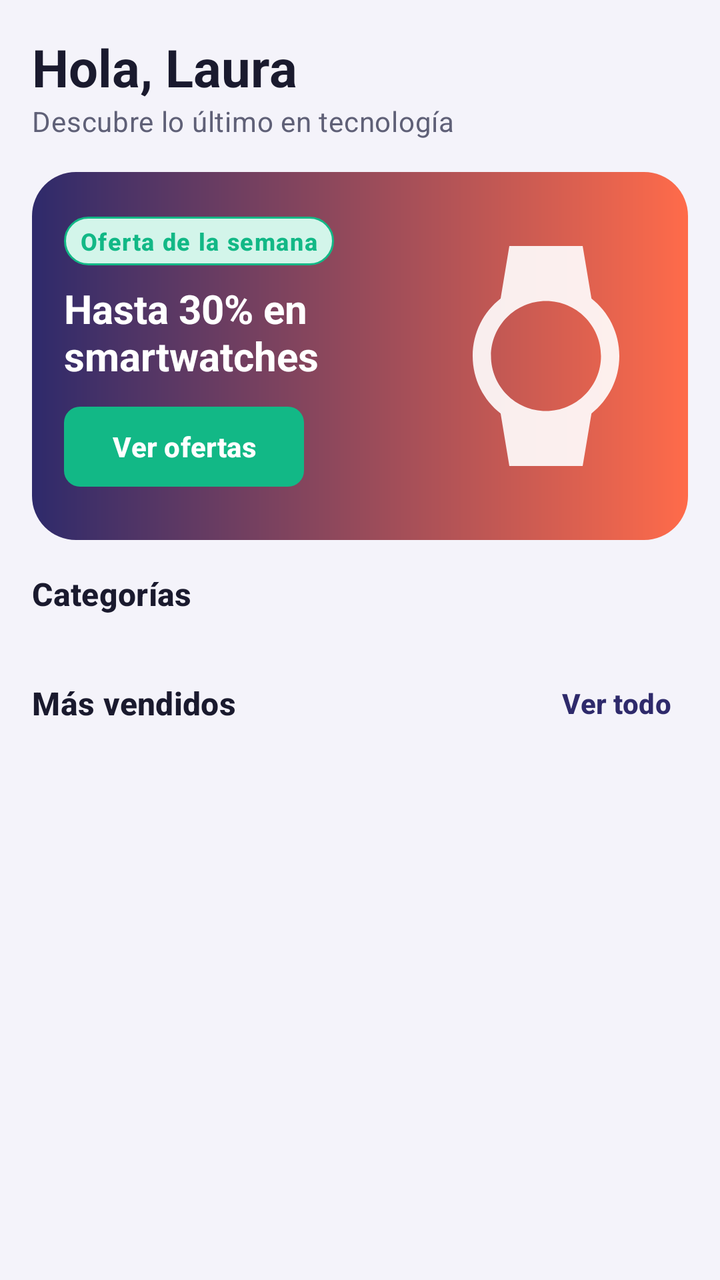
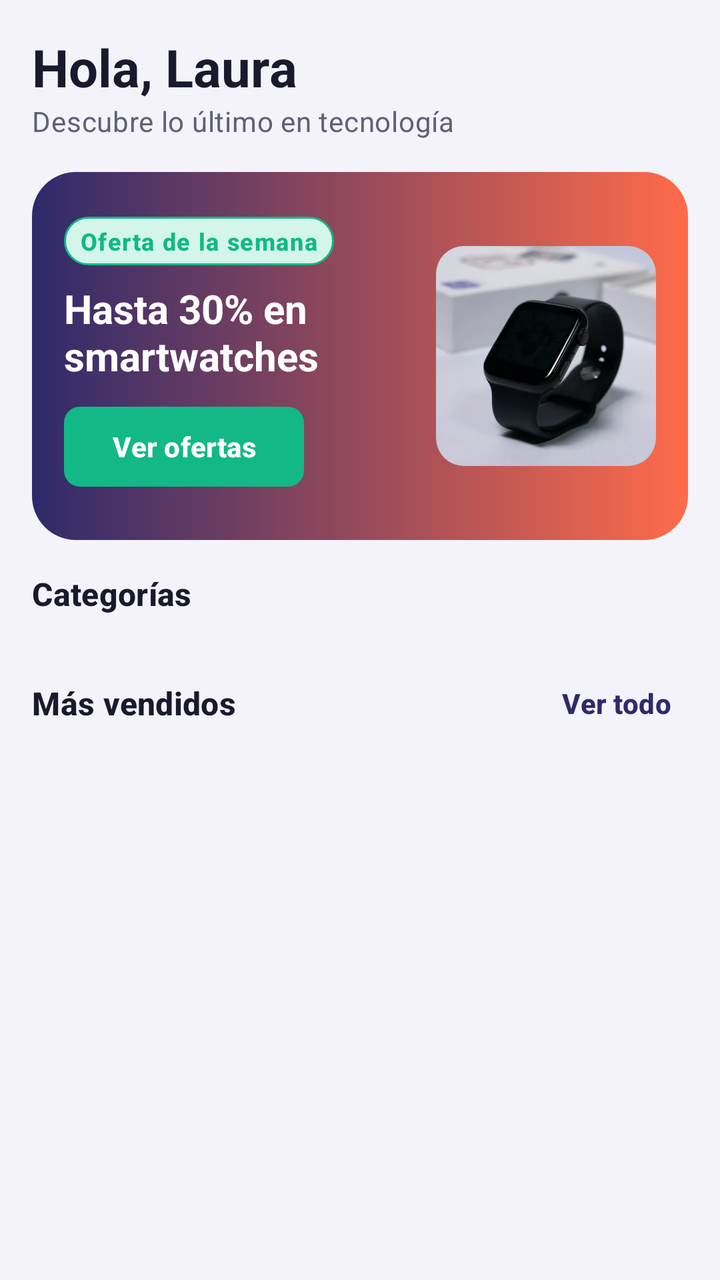

Two renders of the same Android screen: before a commit and after it. Below are the layout's source before the change and the commit's diff.
<!-- AndroidManifest.xml: application theme Theme.TechNova -->
<!-- res/layout/fragment_buyer_home.xml -->
<?xml version="1.0" encoding="utf-8"?>
<androidx.core.widget.NestedScrollView xmlns:android="http://schemas.android.com/apk/res/android"
    xmlns:app="http://schemas.android.com/apk/res-auto"
    android:layout_width="match_parent"
    android:layout_height="match_parent">

    <LinearLayout
        android:layout_width="match_parent"
        android:layout_height="wrap_content"
        android:orientation="vertical"
        android:paddingTop="@dimen/space_l"
        android:paddingBottom="@dimen/space_xl">

        <TextView
            style="@style/Text.TechNova.Headline"
            android:layout_width="wrap_content"
            android:layout_height="wrap_content"
            android:layout_marginStart="@dimen/space_l"
            android:text="@string/home_greeting" />

        <TextView
            style="@style/Text.TechNova.Body"
            android:layout_width="wrap_content"
            android:layout_height="wrap_content"
            android:layout_marginStart="@dimen/space_l"
            android:text="@string/home_subtitle" />

        
        <FrameLayout
            android:layout_width="match_parent"
            android:layout_height="@dimen/promo_height"
            android:layout_marginStart="@dimen/space_l"
            android:layout_marginTop="@dimen/space_l"
            android:layout_marginEnd="@dimen/space_l"
            android:background="@drawable/bg_promo">

            <ImageView
                android:layout_width="@dimen/product_image_grid"
                android:layout_height="@dimen/product_image_grid"
                android:layout_gravity="end|center_vertical"
                android:layout_marginEnd="@dimen/space_l"
                android:alpha="0.9"
                android:importantForAccessibility="no"
                android:src="@drawable/ic_watch"
                app:tint="@color/tn_white" />

            <LinearLayout
                android:layout_width="wrap_content"
                android:layout_height="match_parent"
                android:gravity="center_vertical"
                android:orientation="vertical"
                android:padding="@dimen/space_l">

                <TextView
                    style="@style/Text.TechNova.Badge"
                    android:layout_width="wrap_content"
                    android:layout_height="wrap_content"
                    android:background="@drawable/bg_badge_ok"
                    android:text="@string/promo_tag"
                    android:textColor="@color/tn_status_ok" />

                <TextView
                    android:layout_width="wrap_content"
                    android:layout_height="wrap_content"
                    android:layout_marginTop="@dimen/space_s"
                    android:maxWidth="@dimen/product_image_detail"
                    android:text="@string/promo_title"
                    android:textColor="@color/tn_white"
                    android:textSize="@dimen/text_title"
                    android:textStyle="bold" />

                <com.google.android.material.button.MaterialButton
                    android:id="@+id/btnPromo"
                    style="@style/Widget.TechNova.Button.Small"
                    android:layout_width="wrap_content"
                    android:layout_height="wrap_content"
                    android:layout_marginTop="@dimen/space_s"
                    android:text="@string/promo_button"
                    app:backgroundTint="@color/tn_mint" />
            </LinearLayout>
        </FrameLayout>

        <TextView
            style="@style/Text.TechNova.Subtitle"
            android:layout_width="wrap_content"
            android:layout_height="wrap_content"
            android:layout_marginStart="@dimen/space_l"
            android:layout_marginTop="@dimen/space_l"
            android:text="@string/section_categories" />

        <androidx.recyclerview.widget.RecyclerView
            android:id="@+id/rvCategories"
            android:layout_width="match_parent"
            android:layout_height="wrap_content"
            android:layout_marginTop="@dimen/space_s"
            android:clipToPadding="false"
            android:orientation="horizontal"
            android:paddingStart="@dimen/space_m"
            android:paddingEnd="@dimen/space_m"
            app:layoutManager="androidx.recyclerview.widget.LinearLayoutManager" />

        <LinearLayout
            android:layout_width="match_parent"
            android:layout_height="wrap_content"
            android:layout_marginStart="@dimen/space_l"
            android:layout_marginTop="@dimen/space_m"
            android:layout_marginEnd="@dimen/space_s"
            android:gravity="center_vertical"
            android:orientation="horizontal">

            <TextView
                style="@style/Text.TechNova.Subtitle"
                android:layout_width="0dp"
                android:layout_height="wrap_content"
                android:layout_weight="1"
                android:text="@string/section_best_sellers" />

            <com.google.android.material.button.MaterialButton
                android:id="@+id/btnSeeAll"
                style="@style/Widget.TechNova.Button.Text"
                android:layout_width="wrap_content"
                android:layout_height="wrap_content"
                android:text="@string/btn_see_all" />
        </LinearLayout>

        <androidx.recyclerview.widget.RecyclerView
            android:id="@+id/rvBestSellers"
            android:layout_width="match_parent"
            android:layout_height="wrap_content"
            android:clipToPadding="false"
            android:orientation="horizontal"
            android:paddingStart="@dimen/space_m"
            android:paddingEnd="@dimen/space_m"
            app:layoutManager="androidx.recyclerview.widget.LinearLayoutManager" />
    </LinearLayout>
</androidx.core.widget.NestedScrollView>
<!-- resources referenced by this layout -->
<resources>
  <color name="tn_mint">#12B886</color>
  <color name="tn_status_ok">#12B886</color>
  <color name="tn_white">#FFFFFF</color>
  <dimen name="product_image_detail">240dp</dimen>
  <dimen name="product_image_grid">110dp</dimen>
  <dimen name="promo_height">184dp</dimen>
  <dimen name="space_l">16dp</dimen>
  <dimen name="space_m">12dp</dimen>
  <dimen name="space_s">8dp</dimen>
  <dimen name="space_xl">24dp</dimen>
  <dimen name="text_title">20sp</dimen>
  <!-- drawable ic_watch (drawable) -->
  <?xml version="1.0" encoding="utf-8"?>
  <vector xmlns:android="http://schemas.android.com/apk/res/android"
      android:width="24dp"
      android:height="24dp"
      android:viewportWidth="24"
      android:viewportHeight="24">
      <path
          android:fillColor="@color/tn_indigo"
          android:pathData="M20,12c0,-2.54 -1.19,-4.81 -3.04,-6.27L16,0H8l-0.95,5.73C5.19,7.19 4,9.45 4,12s1.19,4.81 3.05,6.27L8,24h8l0.96,-5.73C18.81,16.81 20,14.54 20,12zM6,12c0,-3.31 2.69,-6 6,-6s6,2.69 6,6 -2.69,6 -6,6 -6,-2.69 -6,-6z" />
  </vector>
  <string name="btn_see_all">Ver todo</string>
  <string name="home_greeting">Hola, Laura</string>
  <string name="home_subtitle">Descubre lo último en tecnología</string>
  <string name="promo_button">Ver ofertas</string>
  <string name="promo_tag">Oferta de la semana</string>
  <string name="promo_title">Hasta 30% en smartwatches</string>
  <string name="section_best_sellers">Más vendidos</string>
  <string name="section_categories">Categorías</string>
  <style name="Text.TechNova.Body" parent="TextAppearance.Material3.BodyMedium">
          <item name="android:textSize">@dimen/text_body</item>
          <item name="android:textColor">@color/tn_text_secondary</item>
      </style>
  <style name="Text.TechNova.Headline" parent="TextAppearance.Material3.HeadlineSmall">
          <item name="android:textSize">@dimen/text_headline</item>
          <item name="android:textColor">@color/tn_text_primary</item>
          <item name="android:textStyle">bold</item>
      </style>
  <style name="Text.TechNova.Subtitle" parent="TextAppearance.Material3.TitleSmall">
          <item name="android:textSize">@dimen/text_subtitle</item>
          <item name="android:textColor">@color/tn_text_primary</item>
          <item name="android:textStyle">bold</item>
      </style>
  <style name="Widget.TechNova.Button.Small">
          <item name="android:minHeight">@dimen/touch_min</item>
          <item name="android:textSize">@dimen/text_body</item>
          <item name="cornerRadius">@dimen/radius_s</item>
      </style>
  <color name="tn_mint_light">#D3F5EA</color>
  <dimen name="radius_l">22dp</dimen>
  <dimen name="stroke_width">1dp</dimen>
  <color name="tn_coral">#FF6B4A</color>
  <color name="tn_indigo">#2E2A6B</color>
  <dimen name="text_caption">12sp</dimen>
  <dimen name="space_xs">4dp</dimen>
  <dimen name="text_body">14sp</dimen>
  <color name="tn_text_secondary">#5F6077</color>
  <dimen name="text_headline">26sp</dimen>
  <color name="tn_text_primary">#1A1A2E</color>
  <dimen name="text_subtitle">16sp</dimen>
  <dimen name="touch_min">48dp</dimen>
  <dimen name="radius_s">8dp</dimen>
  <color name="tn_indigo_light">#E6E4F7</color>
  <color name="tn_status_error">#E5484D</color>
  <color name="tn_background">#F4F3FA</color>
  <color name="tn_surface">#FFFFFF</color>
  <color name="tn_divider">#DCDBE8</color>
  <color name="tn_indigo_dark">#1C1945</color>
  <style name="Widget.TechNova.Card" parent="Widget.Material3.CardView.Elevated">
          <item name="cardCornerRadius">@dimen/radius_m</item>
          <item name="cardElevation">@dimen/card_elevation</item>
          <item name="cardBackgroundColor">@color/tn_surface</item>
      </style>
  <dimen name="button_height">52dp</dimen>
  <dimen name="radius_m">14dp</dimen>
  <dimen name="card_elevation">3dp</dimen>
  <!-- unchanged entries left out for length: 7 -->
</resources>

<!-- the commit's change to res/layout/fragment_buyer_home.xml (unified diff, before → after) -->
@@ -25,7 +25,6 @@
             android:layout_marginStart="@dimen/space_l"
             android:text="@string/home_subtitle" />
 
-        
         <FrameLayout
             android:layout_width="match_parent"
             android:layout_height="@dimen/promo_height"
@@ -34,15 +33,15 @@
             android:layout_marginEnd="@dimen/space_l"
             android:background="@drawable/bg_promo">
 
-            <ImageView
+            <com.google.android.material.imageview.ShapeableImageView
                 android:layout_width="@dimen/product_image_grid"
                 android:layout_height="@dimen/product_image_grid"
                 android:layout_gravity="end|center_vertical"
                 android:layout_marginEnd="@dimen/space_l"
-                android:alpha="0.9"
                 android:importantForAccessibility="no"
-                android:src="@drawable/ic_watch"
-                app:tint="@color/tn_white" />
+                android:scaleType="centerCrop"
+                android:src="@drawable/promo_watch"
+                app:shapeAppearanceOverlay="@style/ShapeAppearance.TechNova.Photo" />
 
             <LinearLayout
                 android:layout_width="wrap_content"
<!-- resource entries referenced after the edit -->
@@ -11,17 +11,7 @@
   <dimen name="space_s">8dp</dimen>
   <dimen name="space_xl">24dp</dimen>
   <dimen name="text_title">20sp</dimen>
-  <!-- drawable ic_watch (drawable) -->
-  <?xml version="1.0" encoding="utf-8"?>
-  <vector xmlns:android="http://schemas.android.com/apk/res/android"
-      android:width="24dp"
-      android:height="24dp"
-      android:viewportWidth="24"
-      android:viewportHeight="24">
-      <path
-          android:fillColor="@color/tn_indigo"
-          android:pathData="M20,12c0,-2.54 -1.19,-4.81 -3.04,-6.27L16,0H8l-0.95,5.73C5.19,7.19 4,9.45 4,12s1.19,4.81 3.05,6.27L8,24h8l0.96,-5.73C18.81,16.81 20,14.54 20,12zM6,12c0,-3.31 2.69,-6 6,-6s6,2.69 6,6 -2.69,6 -6,6 -6,-2.69 -6,-6z" />
-  </vector>
+  <!-- drawable promo_watch: webp bitmap (drawable-nodpi, 9180 bytes) -->
   <string name="btn_see_all">Ver todo</string>
   <string name="home_greeting">Hola, Laura</string>
   <string name="home_subtitle">Descubre lo último en tecnología</string>
@@ -30,6 +20,10 @@
   <string name="promo_title">Hasta 30% en smartwatches</string>
   <string name="section_best_sellers">Más vendidos</string>
   <string name="section_categories">Categorías</string>
+  <style name="ShapeAppearance.TechNova.Photo" parent="">
+          <item name="cornerFamily">rounded</item>
+          <item name="cornerSize">@dimen/radius_m</item>
+      </style>
   <style name="Text.TechNova.Body" parent="TextAppearance.Material3.BodyMedium">
           <item name="android:textSize">@dimen/text_body</item>
           <item name="android:textColor">@color/tn_text_secondary</item>
